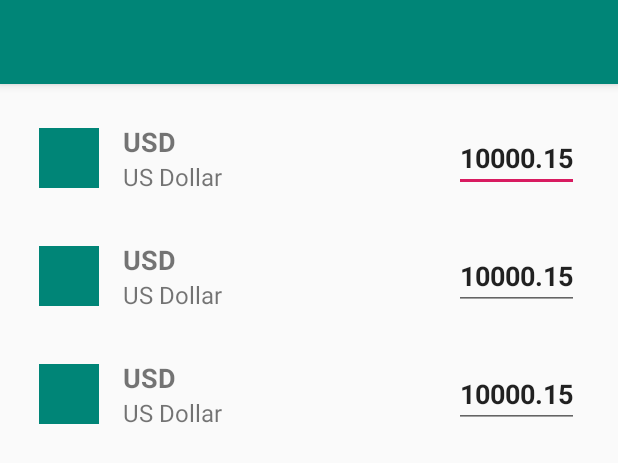
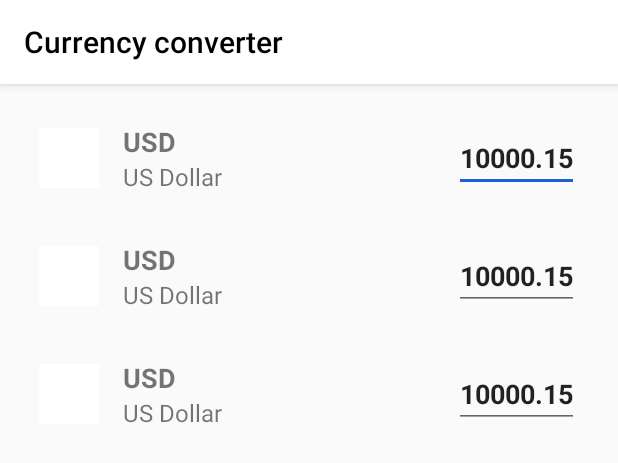
Before and after one commit to artursferreira/Revolut-Test, an Android app: the layout activity_currency.xml on its own in the app's theme, with its tools: preview values and no code run, on a phone screen of 412 x 824 dp. Shown: the top 463 px of the screen. Run offline under Robolectric (Android 15) with nearby library versions, the light colour scheme and no system bars; network calls fail.

Commit message:
layout updated

```diff
--- a/app/src/main/java/com/artur/exchangecurrencies/ui/currency/CurrencyActivity.kt
+++ b/app/src/main/java/com/artur/exchangecurrencies/ui/currency/CurrencyActivity.kt
@@ -20,6 +20,7 @@ class CurrencyActivity : AppCompatActivity() {
         super.onCreate(savedInstanceState)
         setContentView(R.layout.activity_currency)
         setSupportActionBar(toolbar)
+        supportActionBar?.setDisplayShowTitleEnabled(true)
 
         binding = DataBindingUtil.setContentView(this, R.layout.activity_currency)
 
--- a/app/src/main/java/com/artur/exchangecurrencies/ui/currency/CurrencyViewModel.kt
+++ b/app/src/main/java/com/artur/exchangecurrencies/ui/currency/CurrencyViewModel.kt
@@ -21,7 +21,7 @@ class CurrencyViewModel : BaseViewModel() {
     @Inject
     lateinit var currencyApi: CurrencyApi
 
-    val loadingVisibility: MutableLiveData<Int> = MutableLiveData()
+    val loadingVisibility: MutableLiveData<Boolean> = MutableLiveData()
     val rateResponse: MutableLiveData<List<Currency>> = MutableLiveData()
     val errorMessage: MutableLiveData<Int> = MutableLiveData()
 
@@ -37,6 +37,7 @@ class CurrencyViewModel : BaseViewModel() {
     }
 
     private fun getCurrencies(base: String) {
+        loadingVisibility.value = true
 
         subscription = currencyApi.getCurrencies(base)
              //   .repeatWhen { handler -> handler.delay(1, TimeUnit.SECONDS) }
@@ -61,7 +62,7 @@ class CurrencyViewModel : BaseViewModel() {
                 )
             )
         }
-
+        loadingVisibility.value = false
         rateResponse.postValue(currencies)
     }
 
--- a/app/src/main/res/layout/activity_currency.xml
+++ b/app/src/main/res/layout/activity_currency.xml
@@ -13,6 +13,7 @@
     <androidx.coordinatorlayout.widget.CoordinatorLayout
         android:layout_width="match_parent"
         android:layout_height="match_parent"
+        android:animateLayoutChanges="true"
         tools:context=".ui.currency.CurrencyActivity">
 
         <com.google.android.material.appbar.AppBarLayout
@@ -25,17 +26,19 @@
                 android:layout_width="match_parent"
                 android:layout_height="?attr/actionBarSize"
                 android:background="?attr/colorPrimary"
-                app:popupTheme="@style/AppTheme.PopupOverlay" />
+                app:popupTheme="@style/AppTheme.PopupOverlay"
+                app:title="@string/title_activity_currency"
+                app:titleTextColor="@android:color/black" />
 
         </com.google.android.material.appbar.AppBarLayout>
+        <!--
+                <ProgressBar
+                    android:id="@+id/progress_bar"
+                    android:layout_width="wrap_content"
+                    android:layout_height="wrap_content"
+                    android:layout_gravity="center"
+                    app:mutableVisibility="@{viewModel.getLoadingVisibility()}" />-->
 
-        <!--   <ProgressBar
-               android:id="@+id/progress_bar"
-               android:layout_width="wrap_content"
-               android:layout_height="wrap_content"
-               android:layout_gravity="center"
-               app:mutableVisibility="@{viewModel.getLoadingVisibility()}" />
-   -->
         <androidx.recyclerview.widget.RecyclerView
             android:id="@+id/currency_recycler_view"
             android:layout_width="match_parent"
--- a/app/src/main/res/layout/currency_item.xml
+++ b/app/src/main/res/layout/currency_item.xml
@@ -5,7 +5,10 @@
 
     <androidx.constraintlayout.widget.ConstraintLayout
         android:layout_width="match_parent"
-        android:layout_height="wrap_content">
+        android:layout_height="wrap_content"
+        android:clickable="true"
+        android:focusable="true"
+        android:foreground="?attr/selectableItemBackground">
 
         <ImageView
             android:id="@+id/country_flag"
--- /dev/null
+++ b/app/src/main/res/values-v23/styles.xml
@@ -0,0 +1,12 @@
+<?xml version="1.0" encoding="utf-8"?>
+<resources>
+
+    <style name="AppTheme" parent="Theme.AppCompat.Light.DarkActionBar">
+        <!-- Customize your theme here. -->
+        <item name="colorPrimary">@color/colorPrimary</item>
+        <item name="colorPrimaryDark">@color/colorPrimaryDark</item>
+        <item name="colorAccent">@color/colorAccent</item>
+        <item name="android:windowLightStatusBar">true</item>
+        <item name="android:statusBarColor">@color/colorPrimary</item>
+    </style>
+</resources>
--- /dev/null
+++ b/app/src/main/res/values-v27/styles.xml
@@ -0,0 +1,14 @@
+<?xml version="1.0" encoding="utf-8"?>
+<resources>
+
+    <style name="AppTheme" parent="Theme.AppCompat.Light.DarkActionBar">
+        <!-- Customize your theme here. -->
+        <item name="colorPrimary">@color/colorPrimary</item>
+        <item name="colorPrimaryDark">@color/colorPrimaryDark</item>
+        <item name="colorAccent">@color/colorAccent</item>
+        <item name="android:windowLightStatusBar">true</item>
+        <item name="android:statusBarColor">@color/colorPrimary</item>
+        <item name="android:windowLightNavigationBar">true</item>
+        <item name="android:navigationBarColor">@color/colorPrimary</item>
+    </style>
+</resources>
--- a/app/src/main/res/values/colors.xml
+++ b/app/src/main/res/values/colors.xml
@@ -1,6 +1,6 @@
 <?xml version="1.0" encoding="utf-8"?>
 <resources>
-    <color name="colorPrimary">#008577</color>
-    <color name="colorPrimaryDark">#00574B</color>
-    <color name="colorAccent">#D81B60</color>
+    <color name="colorPrimary">#FFFFFF</color>
+    <color name="colorPrimaryDark">#B3B3B3</color>
+    <color name="colorAccent">#1B60D8</color>
 </resources>
--- a/app/src/main/res/values/strings.xml
+++ b/app/src/main/res/values/strings.xml
@@ -1,5 +1,5 @@
 <resources>
     <string name="app_name">Exchange currencies</string>
-    <string name="title_activity_currency">CurrencyActivity</string>
+    <string name="title_activity_currency">Currency converter</string>
     <string name="currency_value_hint">0.00</string>
 </resources>
```
Also changed, not shown: app/src/main/java/com/artur/exchangecurrencies/utils/BindingAdapters.kt (added, +22 -0 lines), app/src/main/java/com/artur/exchangecurrencies/utils/extensions/ViewExtensions.kt (added, +20 -0 lines).
